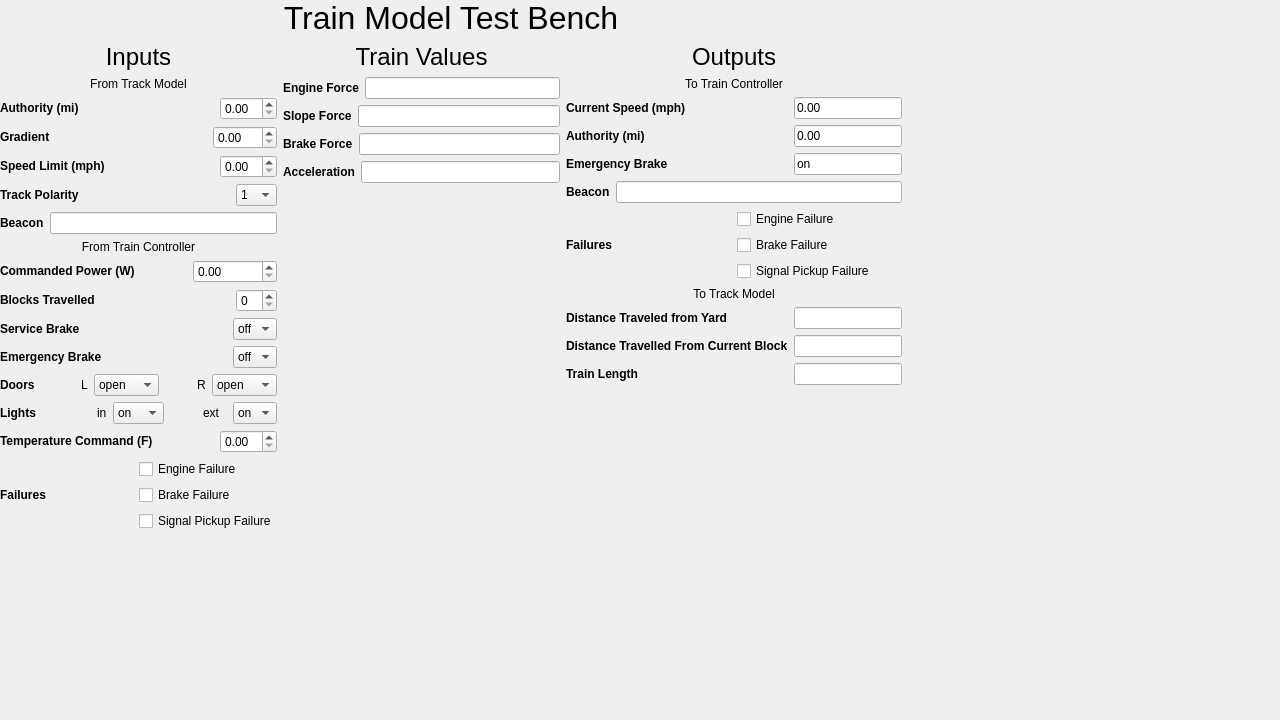
First picture: the form in Modules/Train_Model/Frontend/Train_Model_Test_Bench_UI.ui, repository keshavshankar08/ECE1140, before the edit.
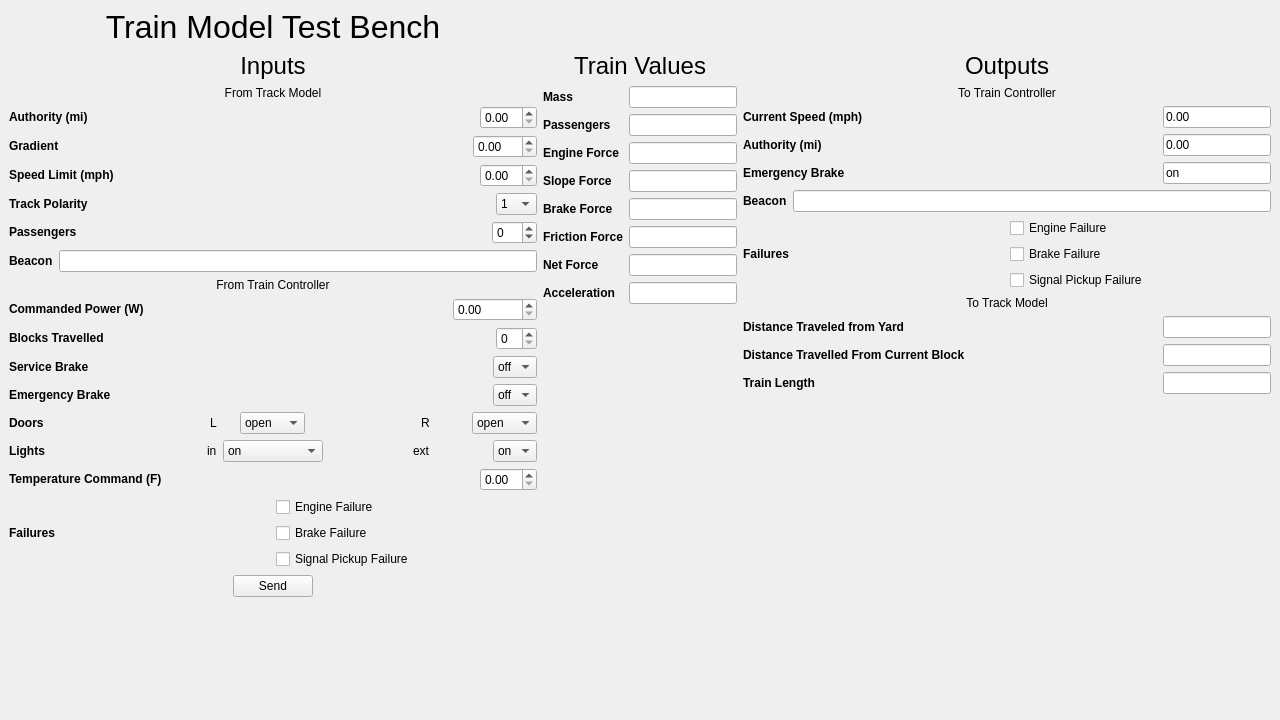
Second picture: the form after the edit.

What changed in the file:
```diff
--- a/Modules/Train_Model/Frontend/Train_Model_Test_Bench_UI.ui
+++ b/Modules/Train_Model/Frontend/Train_Model_Test_Bench_UI.ui
@@ -28,26 +28,183 @@
    <property name="mouseTracking">
     <bool>false</bool>
    </property>
-   <widget class="QWidget" name="layoutWidget">
-    <property name="geometry">
-     <rect>
-      <x>0</x>
-      <y>0</y>
-      <width>902</width>
-      <height>666</height>
-     </rect>
-    </property>
+   <layout class="QGridLayout" name="gridLayout">
+    <item row="1" column="1">
     <layout class="QVBoxLayout" name="verticalLayout_6">
      <item>
+       <widget class="QLabel" name="label_30">
+        <property name="text">
+         <string>&lt;html&gt;&lt;head/&gt;&lt;body&gt;&lt;p align=&quot;center&quot;&gt;&lt;span style=&quot; font-size:18pt;&quot;&gt;Train Values&lt;/span&gt;&lt;/p&gt;&lt;/body&gt;&lt;/html&gt;</string>
+        </property>
+       </widget>
+      </item>
+      <item>
+       <layout class="QHBoxLayout" name="horizontalLayout_25">
+        <item>
+         <widget class="QLabel" name="label_40">
+          <property name="text">
+           <string>&lt;html&gt;&lt;head/&gt;&lt;body&gt;&lt;p&gt;&lt;span style=&quot; font-weight:600;&quot;&gt;Mass&lt;/span&gt;&lt;/p&gt;&lt;/body&gt;&lt;/html&gt;</string>
+          </property>
+         </widget>
+        </item>
+        <item alignment="Qt::AlignRight">
+         <widget class="QLineEdit" name="tb_mass">
+          <property name="readOnly">
+           <bool>true</bool>
+          </property>
+         </widget>
+        </item>
+       </layout>
+      </item>
+      <item>
+       <layout class="QHBoxLayout" name="horizontalLayout_30">
+        <item>
+         <widget class="QLabel" name="label_42">
+          <property name="text">
+           <string>&lt;html&gt;&lt;head/&gt;&lt;body&gt;&lt;p&gt;&lt;span style=&quot; font-weight:600;&quot;&gt;Passengers&lt;/span&gt;&lt;/p&gt;&lt;/body&gt;&lt;/html&gt;</string>
+          </property>
+         </widget>
+        </item>
+        <item alignment="Qt::AlignRight">
+         <widget class="QLineEdit" name="tb_psgrDis">
+          <property name="readOnly">
+           <bool>true</bool>
+          </property>
+         </widget>
+        </item>
+       </layout>
+      </item>
+      <item>
+       <layout class="QHBoxLayout" name="horizontalLayout_20">
+        <item>
+         <widget class="QLabel" name="label_31">
+          <property name="text">
+           <string>&lt;html&gt;&lt;head/&gt;&lt;body&gt;&lt;p&gt;&lt;span style=&quot; font-weight:600;&quot;&gt;Engine Force&lt;/span&gt;&lt;/p&gt;&lt;/body&gt;&lt;/html&gt;</string>
+          </property>
+         </widget>
+        </item>
+        <item alignment="Qt::AlignRight">
+         <widget class="QLineEdit" name="engForceDisplay">
+          <property name="readOnly">
+           <bool>true</bool>
+          </property>
+         </widget>
+        </item>
+       </layout>
+      </item>
+      <item>
+       <layout class="QHBoxLayout" name="horizontalLayout_24">
+        <item>
+         <widget class="QLabel" name="label_35">
+          <property name="text">
+           <string>&lt;html&gt;&lt;head/&gt;&lt;body&gt;&lt;p&gt;&lt;span style=&quot; font-weight:600;&quot;&gt;Slope Force&lt;/span&gt;&lt;/p&gt;&lt;/body&gt;&lt;/html&gt;</string>
+          </property>
+         </widget>
+        </item>
+        <item alignment="Qt::AlignRight">
+         <widget class="QLineEdit" name="tb_slopeForceDisplay">
+          <property name="readOnly">
+           <bool>true</bool>
+          </property>
+         </widget>
+        </item>
+       </layout>
+      </item>
+      <item>
+       <layout class="QHBoxLayout" name="horizontalLayout_26">
+        <item>
+         <widget class="QLabel" name="label_37">
+          <property name="text">
+           <string>&lt;html&gt;&lt;head/&gt;&lt;body&gt;&lt;p&gt;&lt;span style=&quot; font-weight:600;&quot;&gt;Brake Force&lt;/span&gt;&lt;/p&gt;&lt;/body&gt;&lt;/html&gt;</string>
+          </property>
+         </widget>
+        </item>
+        <item alignment="Qt::AlignRight">
+         <widget class="QLineEdit" name="tb_brakeForce">
+          <property name="readOnly">
+           <bool>true</bool>
+          </property>
+         </widget>
+        </item>
+       </layout>
+      </item>
+      <item>
+       <layout class="QHBoxLayout" name="horizontalLayout_27">
+        <item>
+         <widget class="QLabel" name="label_38">
+          <property name="text">
+           <string>&lt;html&gt;&lt;head/&gt;&lt;body&gt;&lt;p&gt;&lt;span style=&quot; font-weight:600;&quot;&gt;Friction Force&lt;/span&gt;&lt;/p&gt;&lt;/body&gt;&lt;/html&gt;</string>
+          </property>
+         </widget>
+        </item>
+        <item alignment="Qt::AlignRight">
+         <widget class="QLineEdit" name="tb_fricForce">
+          <property name="readOnly">
+           <bool>true</bool>
+          </property>
+         </widget>
+        </item>
+       </layout>
+      </item>
+      <item>
+       <layout class="QHBoxLayout" name="horizontalLayout_28">
+        <item>
+         <widget class="QLabel" name="label_39">
+          <property name="text">
+           <string>&lt;html&gt;&lt;head/&gt;&lt;body&gt;&lt;p&gt;&lt;span style=&quot; font-weight:600;&quot;&gt;Net Force&lt;/span&gt;&lt;/p&gt;&lt;/body&gt;&lt;/html&gt;</string>
+          </property>
+         </widget>
+        </item>
+        <item alignment="Qt::AlignRight">
+         <widget class="QLineEdit" name="tb_netForce">
+          <property name="readOnly">
+           <bool>true</bool>
+          </property>
+         </widget>
+        </item>
+       </layout>
+      </item>
+      <item>
+       <layout class="QHBoxLayout" name="horizontalLayout_21">
+        <item>
+         <widget class="QLabel" name="label_36">
+          <property name="text">
+           <string>&lt;html&gt;&lt;head/&gt;&lt;body&gt;&lt;p&gt;&lt;span style=&quot; font-weight:600;&quot;&gt;Acceleration&lt;/span&gt;&lt;/p&gt;&lt;/body&gt;&lt;/html&gt;</string>
+          </property>
+         </widget>
+        </item>
+        <item alignment="Qt::AlignRight">
+         <widget class="QLineEdit" name="tb_accel">
+          <property name="readOnly">
+           <bool>true</bool>
+          </property>
+         </widget>
+        </item>
+       </layout>
+      </item>
+      <item>
+       <spacer name="verticalSpacer">
+        <property name="orientation">
+         <enum>Qt::Vertical</enum>
+        </property>
+        <property name="sizeHint" stdset="0">
+         <size>
+          <width>20</width>
+          <height>40</height>
+         </size>
+        </property>
+       </spacer>
+      </item>
+     </layout>
+    </item>
+    <item row="0" column="0">
       <widget class="QLabel" name="label_32">
        <property name="text">
         <string>&lt;html&gt;&lt;head/&gt;&lt;body&gt;&lt;p align=&quot;center&quot;&gt;&lt;span style=&quot; font-size:24pt;&quot;&gt;Train Model Test Bench&lt;/span&gt;&lt;/p&gt;&lt;/body&gt;&lt;/html&gt;</string>
        </property>
       </widget>
      </item>
-     <item>
-      <layout class="QHBoxLayout" name="horizontalLayout_21">
-       <item>
+    <item row="1" column="0">
         <layout class="QVBoxLayout" name="verticalLayout_2">
          <item>
           <widget class="QLabel" name="label_17">
@@ -136,6 +293,24 @@
              </item>
             </layout>
            </item>
+        <item>
+         <layout class="QHBoxLayout" name="horizontalLayout_29">
+          <item>
+           <widget class="QLabel" name="label_41">
+            <property name="text">
+             <string>&lt;html&gt;&lt;head/&gt;&lt;body&gt;&lt;p&gt;&lt;span style=&quot; font-weight:600;&quot;&gt;Passengers&lt;/span&gt;&lt;/p&gt;&lt;/body&gt;&lt;/html&gt;</string>
+            </property>
+           </widget>
+          </item>
+          <item alignment="Qt::AlignRight">
+           <widget class="QSpinBox" name="tb_psgr">
+            <property name="minimum">
+             <number>-99</number>
+            </property>
+           </widget>
+          </item>
+         </layout>
+        </item>
            <item>
             <layout class="QHBoxLayout" name="horizontalLayout_16">
              <item>
@@ -395,6 +570,13 @@
              </item>
             </layout>
            </item>
+        <item alignment="Qt::AlignHCenter">
+         <widget class="QPushButton" name="send">
+          <property name="text">
+           <string>Send</string>
+          </property>
+         </widget>
+        </item>
            <item>
             <spacer name="verticalSpacer_2">
              <property name="orientation">
@@ -412,103 +594,7 @@
          </item>
         </layout>
        </item>
-       <item>
-        <layout class="QGridLayout" name="gridLayout">
-         <item row="4" column="0">
-          <layout class="QHBoxLayout" name="horizontalLayout_24">
-           <item>
-            <widget class="QLabel" name="label_35">
-             <property name="text">
-              <string>&lt;html&gt;&lt;head/&gt;&lt;body&gt;&lt;p&gt;&lt;span style=&quot; font-weight:600;&quot;&gt;Slope Force&lt;/span&gt;&lt;/p&gt;&lt;/body&gt;&lt;/html&gt;</string>
-             </property>
-            </widget>
-           </item>
-           <item>
-            <widget class="QLineEdit" name="tb_slopeForceDisplay">
-             <property name="readOnly">
-              <bool>true</bool>
-             </property>
-            </widget>
-           </item>
-          </layout>
-         </item>
-         <item row="3" column="0">
-          <layout class="QHBoxLayout" name="horizontalLayout_20">
-           <item>
-            <widget class="QLabel" name="label_31">
-             <property name="text">
-              <string>&lt;html&gt;&lt;head/&gt;&lt;body&gt;&lt;p&gt;&lt;span style=&quot; font-weight:600;&quot;&gt;Engine Force&lt;/span&gt;&lt;/p&gt;&lt;/body&gt;&lt;/html&gt;</string>
-             </property>
-            </widget>
-           </item>
-           <item>
-            <widget class="QLineEdit" name="engForceDisplay">
-             <property name="readOnly">
-              <bool>true</bool>
-             </property>
-            </widget>
-           </item>
-          </layout>
-         </item>
-         <item row="0" column="0">
-          <widget class="QLabel" name="label_30">
-           <property name="text">
-            <string>&lt;html&gt;&lt;head/&gt;&lt;body&gt;&lt;p align=&quot;center&quot;&gt;&lt;span style=&quot; font-size:18pt;&quot;&gt;Train Values&lt;/span&gt;&lt;/p&gt;&lt;/body&gt;&lt;/html&gt;</string>
-           </property>
-          </widget>
-         </item>
-         <item row="7" column="0">
-          <spacer name="verticalSpacer">
-           <property name="orientation">
-            <enum>Qt::Vertical</enum>
-           </property>
-           <property name="sizeHint" stdset="0">
-            <size>
-             <width>20</width>
-             <height>40</height>
-            </size>
-           </property>
-          </spacer>
-         </item>
-         <item row="6" column="0">
-          <layout class="QHBoxLayout" name="horizontalLayout_25">
-           <item>
-            <widget class="QLabel" name="label_36">
-             <property name="text">
-              <string>&lt;html&gt;&lt;head/&gt;&lt;body&gt;&lt;p&gt;&lt;span style=&quot; font-weight:600;&quot;&gt;Acceleration&lt;/span&gt;&lt;/p&gt;&lt;/body&gt;&lt;/html&gt;</string>
-             </property>
-            </widget>
-           </item>
-           <item>
-            <widget class="QLineEdit" name="tb_accel">
-             <property name="readOnly">
-              <bool>true</bool>
-             </property>
-            </widget>
-           </item>
-          </layout>
-         </item>
-         <item row="5" column="0">
-          <layout class="QHBoxLayout" name="horizontalLayout_26">
-           <item>
-            <widget class="QLabel" name="label_37">
-             <property name="text">
-              <string>&lt;html&gt;&lt;head/&gt;&lt;body&gt;&lt;p&gt;&lt;span style=&quot; font-weight:600;&quot;&gt;Brake Force&lt;/span&gt;&lt;/p&gt;&lt;/body&gt;&lt;/html&gt;</string>
-             </property>
-            </widget>
-           </item>
-           <item>
-            <widget class="QLineEdit" name="tb_brakeForce">
-             <property name="readOnly">
-              <bool>true</bool>
-             </property>
-            </widget>
-           </item>
-          </layout>
-         </item>
-        </layout>
-       </item>
-       <item>
+    <item row="1" column="2">
         <layout class="QVBoxLayout" name="verticalLayout_4">
          <item>
           <widget class="QLabel" name="label_23">
@@ -660,7 +746,11 @@
               </widget>
              </item>
              <item alignment="Qt::AlignRight">
-              <widget class="QLineEdit" name="tb_DFY"/>
+           <widget class="QLineEdit" name="tb_DFY">
+            <property name="readOnly">
+             <bool>true</bool>
+            </property>
+           </widget>
              </item>
             </layout>
            </item>
@@ -676,7 +766,11 @@
             </widget>
            </item>
            <item alignment="Qt::AlignRight">
-            <widget class="QLineEdit" name="tb_DFBS"/>
+         <widget class="QLineEdit" name="tb_DFBS">
+          <property name="readOnly">
+           <bool>true</bool>
+          </property>
+         </widget>
            </item>
           </layout>
          </item>
@@ -690,7 +784,11 @@
             </widget>
            </item>
            <item alignment="Qt::AlignRight">
-            <widget class="QLineEdit" name="tb_lenDisplay"/>
+         <widget class="QLineEdit" name="tb_lenDisplay">
+          <property name="readOnly">
+           <bool>true</bool>
+          </property>
+         </widget>
            </item>
           </layout>
          </item>
@@ -710,9 +808,6 @@
         </layout>
        </item>
       </layout>
-     </item>
-    </layout>
-   </widget>
   </widget>
  </widget>
  <resources/>
```
Left out of the diff: 5 changed lines with no effect on the pictures. Lines whose indentation alone changed are shown as unchanged.
